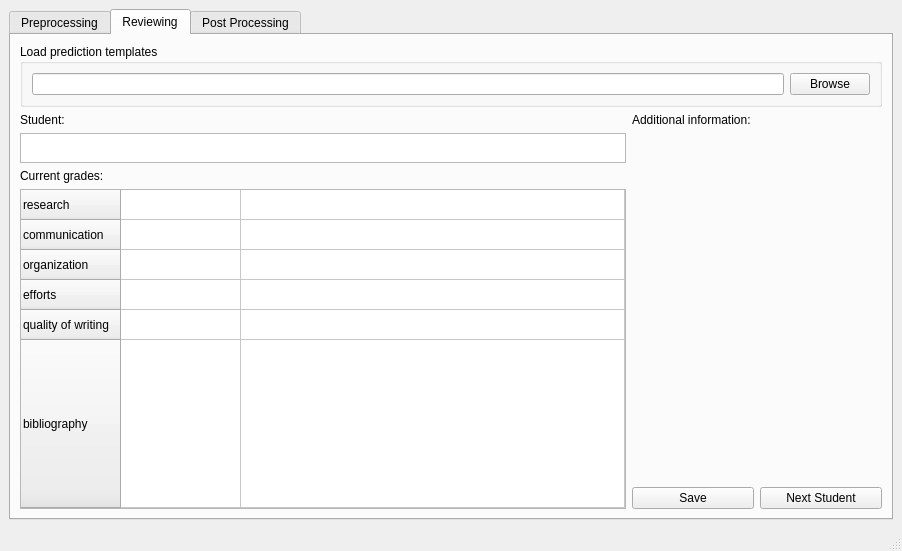
Before: the Qt Designer form gui/design files/ui_design.ui in JerrisonChang/AESfor300Z, drawn with Qt 5.
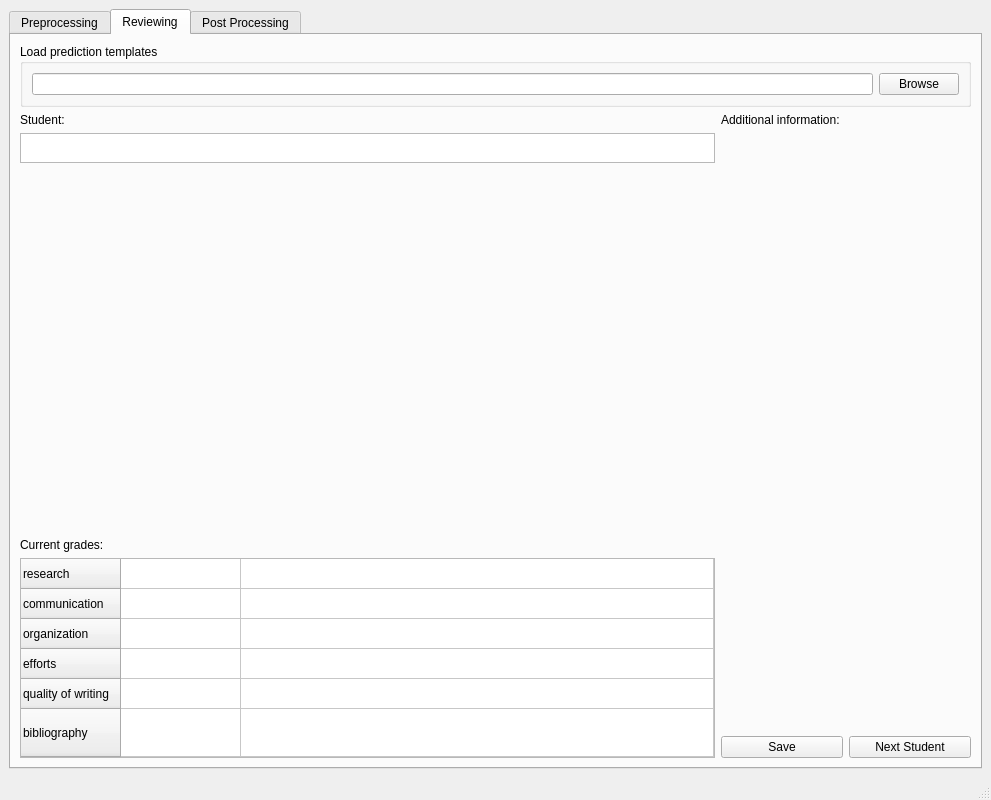
After: the same form once the commit is applied. The open tabs and pages were chosen to show the change.

What changed in the file:
```diff
--- a/gui/design files/ui_design.ui
+++ b/gui/design files/ui_design.ui
@@ -6,10 +6,16 @@
    <rect>
     <x>0</x>
     <y>0</y>
-    <width>902</width>
-    <height>551</height>
+    <width>991</width>
+    <height>800</height>
    </rect>
   </property>
+  <property name="maximumSize">
+   <size>
+    <width>16777215</width>
+    <height>16777215</height>
+   </size>
+  </property>
   <property name="windowTitle">
    <string>Essay Grading Helper</string>
   </property>
@@ -212,7 +218,7 @@
         <item>
          <layout class="QHBoxLayout" name="horizontalLayout_11">
           <item>
-           <layout class="QVBoxLayout" name="verticalLayout_11" stretch="0,0,0,0">
+           <layout class="QVBoxLayout" name="verticalLayout_11" stretch="0,0,0,0,0">
             <item>
              <widget class="QLabel" name="std_name__label">
               <property name="text">
@@ -230,6 +236,19 @@
               </property>
              </widget>
             </item>
+            <item>
+             <spacer name="verticalSpacer_4">
+              <property name="orientation">
+               <enum>Qt::Vertical</enum>
+              </property>
+              <property name="sizeHint" stdset="0">
+               <size>
+                <width>20</width>
+                <height>40</height>
+               </size>
+              </property>
+             </spacer>
+            </item>
             <item>
              <widget class="QLabel" name="current_grade__label">
               <property name="text">
@@ -239,6 +258,18 @@
             </item>
             <item>
              <widget class="QTableWidget" name="grade_table">
+              <property name="minimumSize">
+               <size>
+                <width>0</width>
+                <height>180</height>
+               </size>
+              </property>
+              <property name="maximumSize">
+               <size>
+                <width>16777215</width>
+                <height>200</height>
+               </size>
+              </property>
               <property name="autoFillBackground">
                <bool>false</bool>
               </property>
```
Left out of the diff: 4 changed lines with no effect on the pictures.
